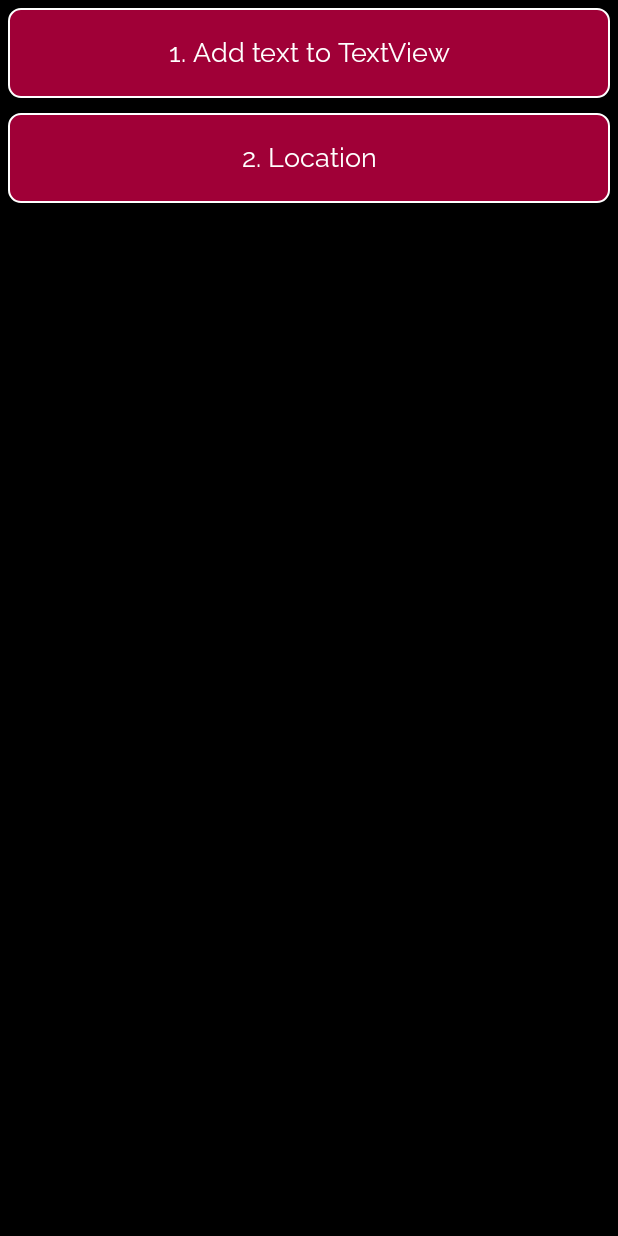
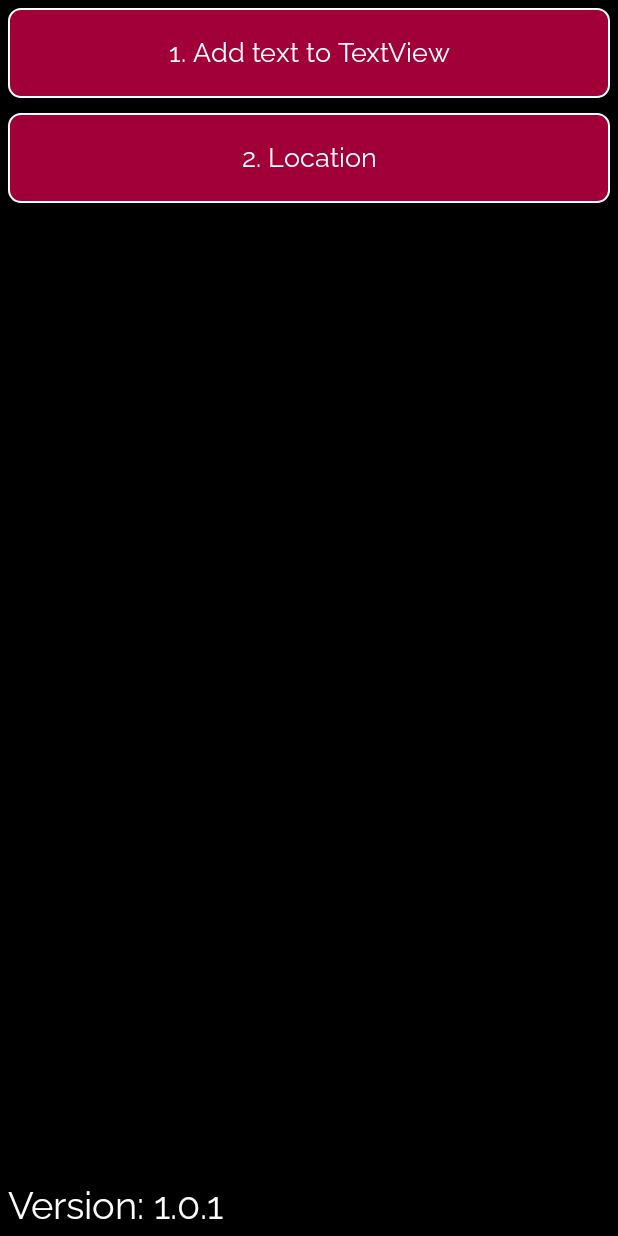
Before and after one commit to florinmuscalu/AndroidSamples, an Android app: the screen it shows after launch (MainActivity), on a phone screen of 412 x 824 dp. Run offline under Robolectric (Android 15) with nearby library versions, the phone set to English and light mode, and no system bars.

Commit message:
Added auto-incrementing VERSION_CODE to the build.gradle file.

```diff
--- a/app/src/main/java/ro/florinm/androidsamples/MainActivity.java
+++ b/app/src/main/java/ro/florinm/androidsamples/MainActivity.java
@@ -5,6 +5,7 @@ import androidx.appcompat.app.AppCompatActivity;
 import android.content.Intent;
 import android.os.Bundle;
 import android.view.View;
+import android.widget.TextView;
 
 public class MainActivity extends AppCompatActivity {
 
@@ -12,6 +13,8 @@ public class MainActivity extends AppCompatActivity {
     protected void onCreate(Bundle savedInstanceState) {
         super.onCreate(savedInstanceState);
         setContentView(R.layout.activity_main);
+        TextView ver = findViewById(R.id.text_version);
+        ver.setText("Version: " + BuildConfig.VERSION_NAME + "." + BuildConfig.VERSION_CODE);
     }
 
     public void click1(View view) {
--- a/app/src/main/res/layout/activity_main.xml
+++ b/app/src/main/res/layout/activity_main.xml
@@ -21,6 +21,18 @@
         <androidx.constraintlayout.widget.ConstraintLayout
             android:layout_width="match_parent"
             android:layout_height="wrap_content">
+
+            <TextView
+                android:id="@+id/text_version"
+                android:layout_width="wrap_content"
+                android:layout_height="wrap_content"
+                android:layout_marginStart="5dp"
+                android:layout_marginBottom="5dp"
+                android:text="Version:"
+                android:textColor="?attr/text_color"
+                android:textSize="25sp"
+                app:layout_constraintBottom_toBottomOf="parent"
+                app:layout_constraintStart_toStartOf="parent" />
 
             <Button
                 android:id="@+id/button_2"
```
Also changed, not shown: app/build.gradle (+16 -2 lines), 1 other file.
